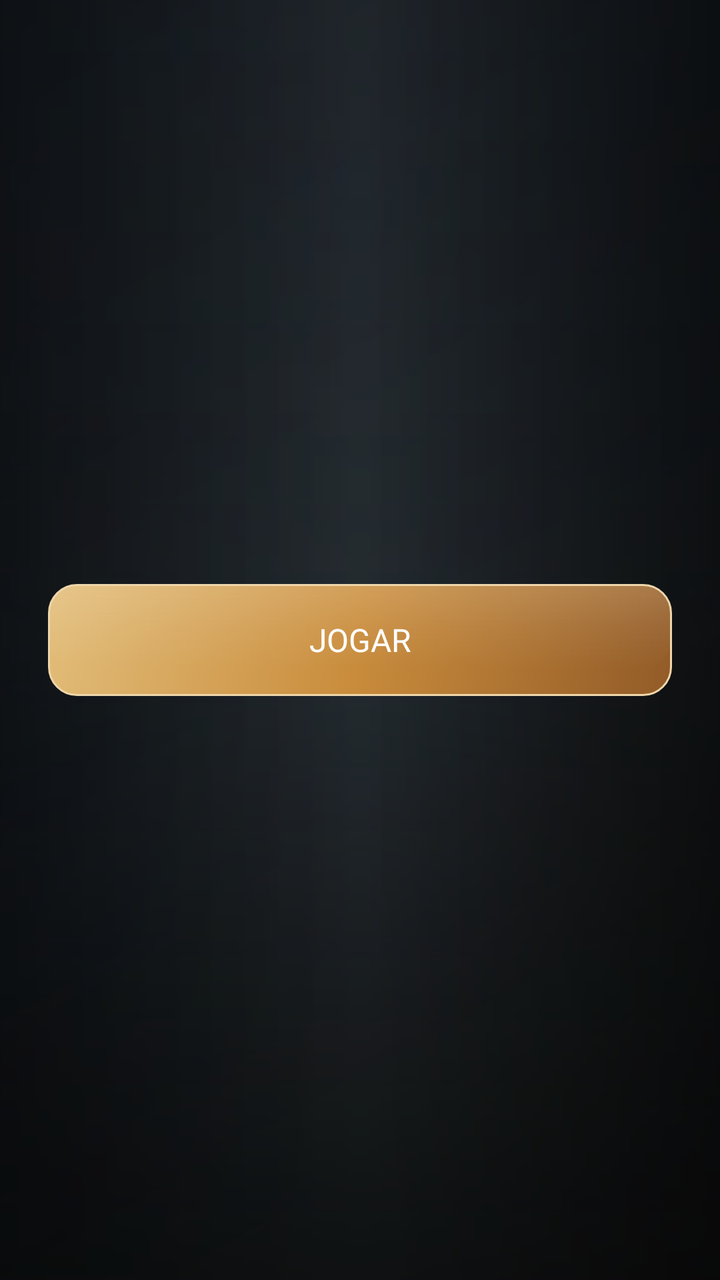
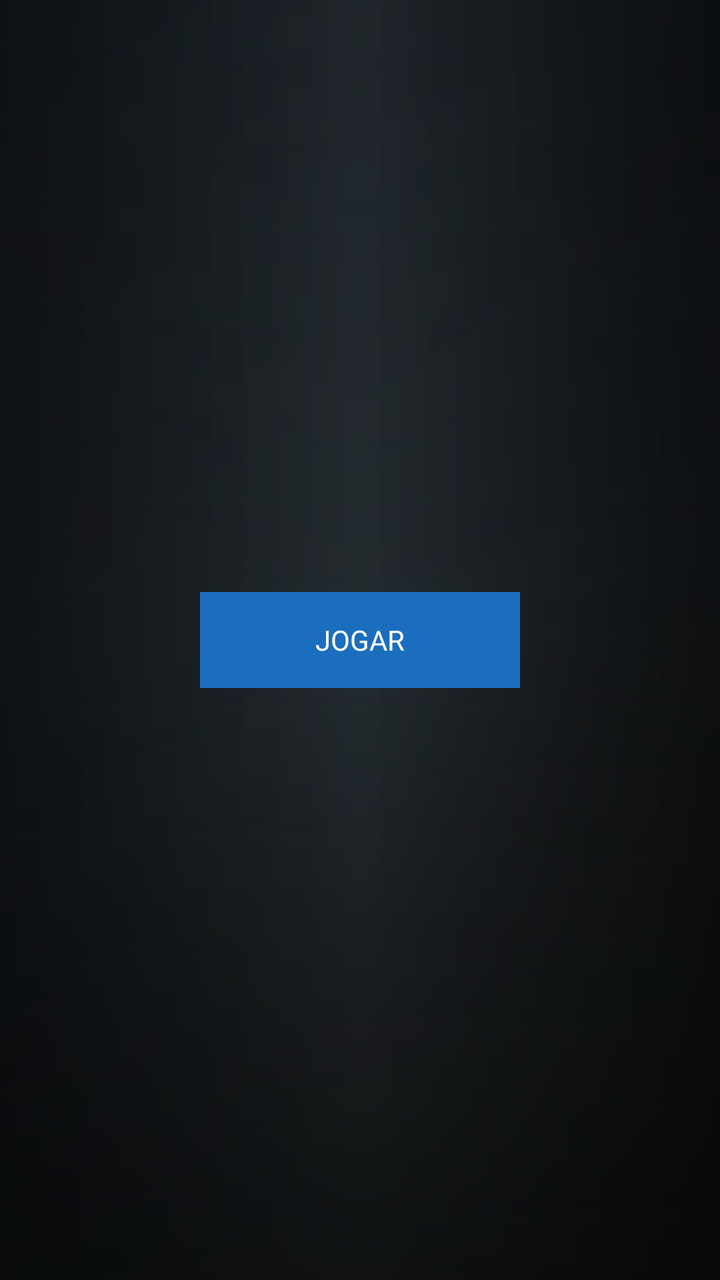

Before-and-after screenshots of an Android layout around one commit, followed by the original layout XML and the change that was made.
<!-- AndroidManifest.xml: application theme Theme.AppCompat.Light.NoActionBar.FullScreen -->
<!-- res/layout/fragment_home.xml -->
<?xml version="1.0" encoding="utf-8"?>
<FrameLayout xmlns:android="http://schemas.android.com/apk/res/android"
    android:id="@+id/home_root"
    android:layout_width="match_parent"
    android:layout_height="match_parent">

    <View
        android:layout_width="match_parent"
        android:layout_height="match_parent"
        android:background="@drawable/home_overlay" />

    <LinearLayout
        android:layout_width="match_parent"
        android:layout_height="match_parent"
        android:gravity="center"
        android:orientation="vertical"
        android:padding="24dp">

        <TextView
            android:id="@+id/home_play_button"
            android:layout_width="match_parent"
            android:layout_height="56dp"
            android:background="@drawable/home_play_button"
            android:fontFamily="@font/montserrat_bold"
            android:gravity="center"
            android:text="JOGAR"
            android:textColor="@android:color/white"
            android:textSize="16sp" />

    </LinearLayout>

</FrameLayout>
<!-- resources referenced by this layout -->
<resources>
  <!-- drawable home_overlay (drawable) -->
  <?xml version="1.0" encoding="utf-8"?>
  <layer-list xmlns:android="http://schemas.android.com/apk/res/android">
      <item>
          <shape android:shape="rectangle">
              <gradient
                  android:angle="0"
                  android:startColor="#F2070B10"
                  android:centerColor="#E710171D"
                  android:endColor="#F006090D" />
          </shape>
      </item>
      <item>
          <shape android:shape="rectangle">
              <gradient
                  android:angle="270"
                  android:startColor="#4B101820"
                  android:centerColor="#12000000"
                  android:endColor="#D6030609" />
          </shape>
      </item>
      <item>
          <shape android:shape="rectangle">
              <gradient
                  android:angle="315"
                  android:startColor="#19000000"
                  android:centerColor="#0F2A3C3F"
                  android:endColor="#1E3E2E18" />
          </shape>
      </item>
      <item>
          <shape android:shape="rectangle">
              <gradient
                  android:angle="180"
                  android:startColor="#6A000000"
                  android:centerColor="#00000000"
                  android:endColor="#42000000" />
          </shape>
      </item>
  </layer-list>
  <!-- drawable home_play_button (drawable) -->
  <?xml version="1.0" encoding="utf-8"?>
  <layer-list xmlns:android="http://schemas.android.com/apk/res/android">
      <item android:top="2dp">
          <shape android:shape="rectangle">
              <solid android:color="#4F1A0E04" />
              <corners android:radius="14dp" />
          </shape>
      </item>
      <item>
          <shape android:shape="rectangle">
              <gradient
                  android:angle="315"
                  android:startColor="#FFE2BD79"
                  android:centerColor="#FFC98C3C"
                  android:endColor="#FF925B28" />
              <corners android:radius="14dp" />
              <stroke
                  android:width="1dp"
                  android:color="#FFEED6AB" />
          </shape>
      </item>
      <item
          android:left="1dp"
          android:top="1dp"
          android:right="1dp"
          android:bottom="14dp">
          <shape android:shape="rectangle">
              <gradient
                  android:angle="270"
                  android:startColor="#2CFFF4DF"
                  android:centerColor="#10FFFFFF"
                  android:endColor="#00FFFFFF" />
              <corners android:radius="13dp" />
          </shape>
      </item>
  </layer-list>
  <style name="Theme.AppCompat.Light.NoActionBar.FullScreen" parent="@style/Theme.AppCompat.Light.NoActionBar">
          <item name="android:windowNoTitle">true</item>
          <item name="android:windowActionBar">false</item>
          <item name="android:windowFullscreen">true</item>
          <item name="android:windowContentOverlay">@null</item>
          <item name="android:windowLayoutInDisplayCutoutMode">shortEdges</item>
      </style>
</resources>

<!-- the commit's change to res/layout/fragment_home.xml (unified diff, before → after) -->
@@ -18,14 +18,14 @@
 
         <TextView
             android:id="@+id/home_play_button"
-            android:layout_width="match_parent"
-            android:layout_height="56dp"
-            android:background="@drawable/home_play_button"
+            android:layout_width="160dp"
+            android:layout_height="48dp"
+            android:background="#1A6EBD"
             android:fontFamily="@font/montserrat_bold"
             android:gravity="center"
             android:text="JOGAR"
             android:textColor="@android:color/white"
-            android:textSize="16sp" />
+            android:textSize="14sp" />
 
     </LinearLayout>
 
<!-- resource entries referenced after the edit -->
@@ -40,43 +40,6 @@
           </shape>
       </item>
   </layer-list>
-  <!-- drawable home_play_button (drawable) -->
-  <?xml version="1.0" encoding="utf-8"?>
-  <layer-list xmlns:android="http://schemas.android.com/apk/res/android">
-      <item android:top="2dp">
-          <shape android:shape="rectangle">
-              <solid android:color="#4F1A0E04" />
-              <corners android:radius="14dp" />
-          </shape>
-      </item>
-      <item>
-          <shape android:shape="rectangle">
-              <gradient
-                  android:angle="315"
-                  android:startColor="#FFE2BD79"
-                  android:centerColor="#FFC98C3C"
-                  android:endColor="#FF925B28" />
-              <corners android:radius="14dp" />
-              <stroke
-                  android:width="1dp"
-                  android:color="#FFEED6AB" />
-          </shape>
-      </item>
-      <item
-          android:left="1dp"
-          android:top="1dp"
-          android:right="1dp"
-          android:bottom="14dp">
-          <shape android:shape="rectangle">
-              <gradient
-                  android:angle="270"
-                  android:startColor="#2CFFF4DF"
-                  android:centerColor="#10FFFFFF"
-                  android:endColor="#00FFFFFF" />
-              <corners android:radius="13dp" />
-          </shape>
-      </item>
-  </layer-list>
   <style name="Theme.AppCompat.Light.NoActionBar.FullScreen" parent="@style/Theme.AppCompat.Light.NoActionBar">
           <item name="android:windowNoTitle">true</item>
           <item name="android:windowActionBar">false</item>
